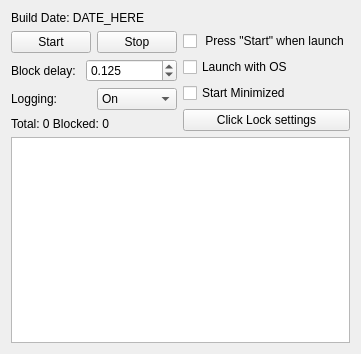
First picture: the form in mainwindow.ui, repository In-line/DoubleClickFix, before the edit.
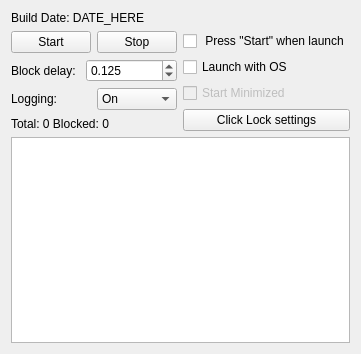
Second picture: the form after the edit. Icons and pictures are not drawn.

Commit message: Change version and disable not stable minimize feature

```diff
--- a/mainwindow.ui
+++ b/mainwindow.ui
@@ -160,6 +160,9 @@
        </item>
        <item>
         <widget class="QCheckBox" name="StartMinimized">
+         <property name="enabled">
+          <bool>false</bool>
+         </property>
          <property name="sizePolicy">
           <sizepolicy hsizetype="Expanding" vsizetype="Fixed">
            <horstretch>0</horstretch>
```
Left out of the diff: 2 changed lines with no effect on the pictures.
